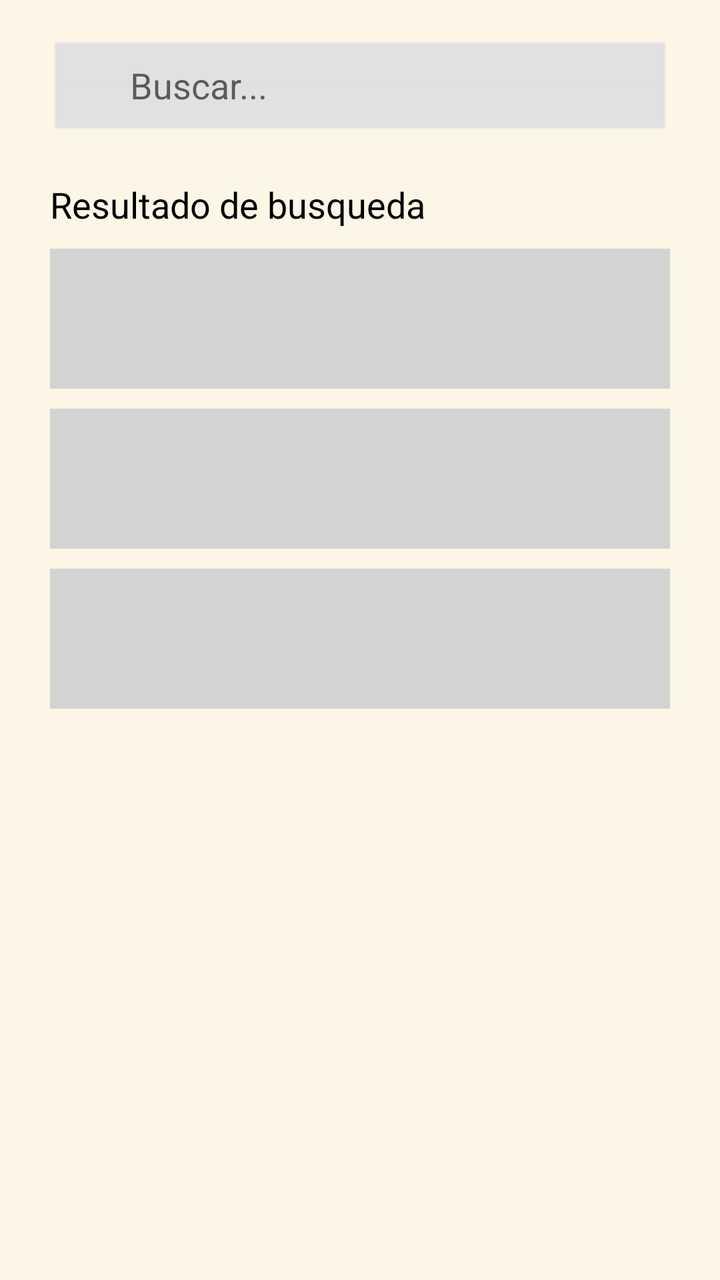
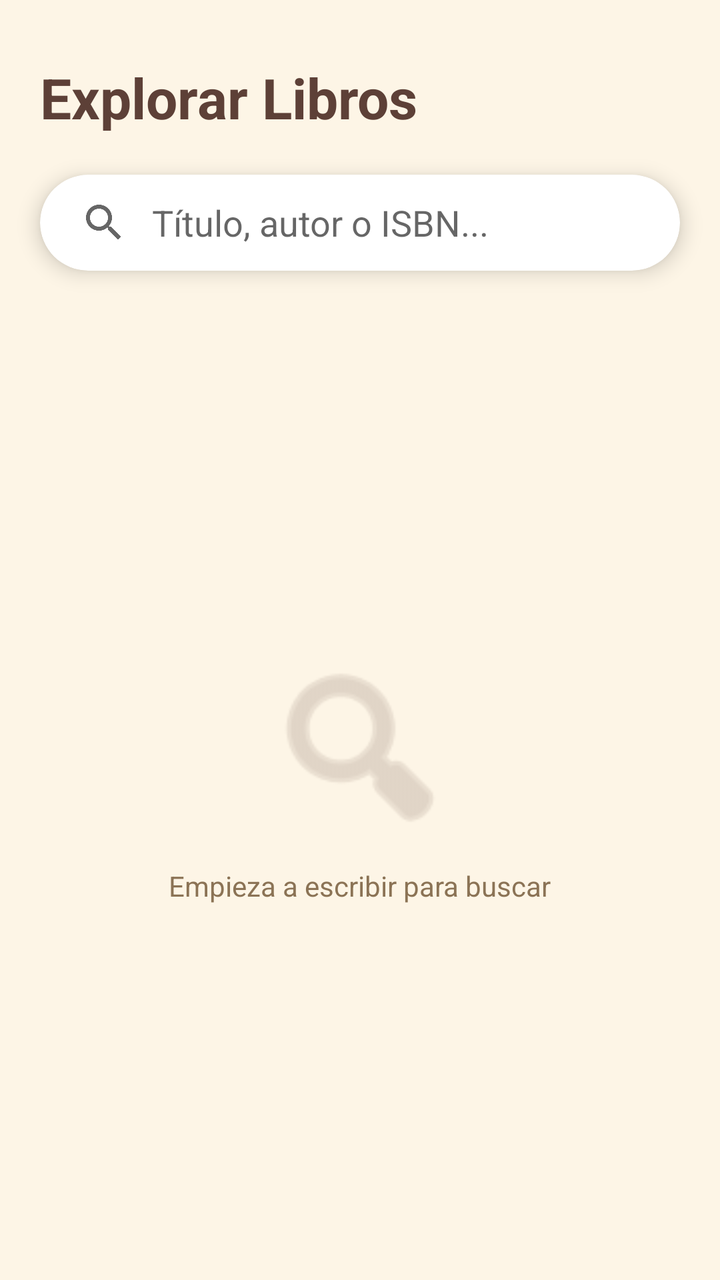

Compare the two renders of this Android layout. The source of the first and the diff that turns it into the second are given below.
<!-- AndroidManifest.xml: application theme Theme.TFG_2025 -->
<!-- res/layout/fragment_busqueda.xml -->
<?xml version="1.0" encoding="utf-8"?>
<androidx.constraintlayout.widget.ConstraintLayout
    xmlns:android="http://schemas.android.com/apk/res/android"
    xmlns:app="http://schemas.android.com/apk/res-auto"
    android:layout_width="match_parent"
    android:layout_height="match_parent"
    android:background="#FDF5E6">

    <EditText
        android:id="@+id/et_buscar"
        android:layout_width="match_parent"
        android:layout_height="50dp"
        android:layout_marginHorizontal="25dp"
        android:layout_marginTop="20dp"
        android:background="@android:drawable/edit_text"
        android:backgroundTint="#E0E0E0"
        android:hint="Buscar..."
        android:paddingStart="40dp"
        app:layout_constraintTop_toTopOf="parent" />

    <TextView
        android:id="@+id/tv_res_titulo"
        android:layout_width="wrap_content"
        android:layout_height="wrap_content"
        android:layout_marginStart="25dp"
        android:layout_marginTop="20dp"
        android:text="Resultado de busqueda"
        android:textSize="18sp"
        android:textColor="#000000"
        app:layout_constraintStart_toStartOf="parent"
        app:layout_constraintTop_toBottomOf="@id/et_buscar" />

    <LinearLayout
        android:layout_width="match_parent"
        android:layout_height="wrap_content"
        android:layout_marginTop="10dp"
        android:layout_marginHorizontal="25dp"
        android:orientation="vertical"
        app:layout_constraintTop_toBottomOf="@id/tv_res_titulo">

        <View android:layout_width="match_parent" android:layout_height="70dp" android:background="#D3D3D3" android:layout_marginBottom="10dp"/>
        <View android:layout_width="match_parent" android:layout_height="70dp" android:background="#D3D3D3" android:layout_marginBottom="10dp"/>
        <View android:layout_width="match_parent" android:layout_height="70dp" android:background="#D3D3D3"/>
    </LinearLayout>

</androidx.constraintlayout.widget.ConstraintLayout>
<!-- resources referenced by this layout -->
<resources>
  <style name="Theme.TFG_2025" parent="Theme.MaterialComponents.Light.NoActionBar">
          <item name="colorPrimary">@color/boton_primario</item>
          <item name="android:windowBackground">@color/fondo_crema</item>
          <item name="android:statusBarColor">@color/fondo_crema</item>
          <item name="android:windowLightStatusBar">true</item>
      </style>
  <color name="boton_primario">#8D6E63</color>
  <color name="fondo_crema">#F5F5DC</color>
</resources>

<!-- the commit's change to res/layout/fragment_busqueda.xml (unified diff, before → after) -->
@@ -4,43 +4,75 @@
     xmlns:app="http://schemas.android.com/apk/res-auto"
     android:layout_width="match_parent"
     android:layout_height="match_parent"
-    android:background="#FDF5E6">
+    android:background="#FDF5E6"> <TextView
+    android:id="@+id/tv_titulo_explorar"
+    android:layout_width="wrap_content"
+    android:layout_height="wrap_content"
+    android:layout_marginStart="20dp"
+    android:layout_marginTop="30dp"
+    android:text="Explorar Libros"
+    android:textColor="#5D4037"
+    android:textSize="28sp"
+    android:textStyle="bold"
+    app:layout_constraintStart_toStartOf="parent"
+    app:layout_constraintTop_toTopOf="parent" />
 
-    <EditText
-        android:id="@+id/et_buscar"
-        android:layout_width="match_parent"
-        android:layout_height="50dp"
-        android:layout_marginHorizontal="25dp"
+    <androidx.cardview.widget.CardView
+        android:id="@+id/card_search"
+        android:layout_width="0dp"
+        android:layout_height="wrap_content"
+        android:layout_marginHorizontal="20dp"
         android:layout_marginTop="20dp"
-        android:background="@android:drawable/edit_text"
-        android:backgroundTint="#E0E0E0"
-        android:hint="Buscar..."
-        android:paddingStart="40dp"
-        app:layout_constraintTop_toTopOf="parent" />
+        app:cardCornerRadius="25dp"
+        app:cardElevation="6dp"
+        app:layout_constraintEnd_toEndOf="parent"
+        app:layout_constraintStart_toStartOf="parent"
+        app:layout_constraintTop_toBottomOf="@id/tv_titulo_explorar">
 
-    <TextView
-        android:id="@+id/tv_res_titulo"
+        <androidx.appcompat.widget.SearchView
+            android:id="@+id/search_view"
+            android:layout_width="match_parent"
+            android:layout_height="wrap_content"
+            app:iconifiedByDefault="false"
+            app:queryBackground="@android:color/transparent"
+            app:queryHint="Título, autor o ISBN..." />
+    </androidx.cardview.widget.CardView>
+
+    <LinearLayout
+        android:id="@+id/layout_espera"
         android:layout_width="wrap_content"
         android:layout_height="wrap_content"
-        android:layout_marginStart="25dp"
-        android:layout_marginTop="20dp"
-        android:text="Resultado de busqueda"
-        android:textSize="18sp"
-        android:textColor="#000000"
+        android:gravity="center"
+        android:orientation="vertical"
+        app:layout_constraintBottom_toBottomOf="parent"
+        app:layout_constraintEnd_toEndOf="parent"
         app:layout_constraintStart_toStartOf="parent"
-        app:layout_constraintTop_toBottomOf="@id/et_buscar" />
+        app:layout_constraintTop_toBottomOf="@id/card_search">
 
-    <LinearLayout
-        android:layout_width="match_parent"
-        android:layout_height="wrap_content"
-        android:layout_marginTop="10dp"
-        android:layout_marginHorizontal="25dp"
-        android:orientation="vertical"
-        app:layout_constraintTop_toBottomOf="@id/tv_res_titulo">
+        <ImageView
+            android:layout_width="100dp"
+            android:layout_height="100dp"
+            android:alpha="0.3"
+            android:src="@android:drawable/ic_menu_search"
+            app:tint="#5D4037" />
 
-        <View android:layout_width="match_parent" android:layout_height="70dp" android:background="#D3D3D3" android:layout_marginBottom="10dp"/>
-        <View android:layout_width="match_parent" android:layout_height="70dp" android:background="#D3D3D3" android:layout_marginBottom="10dp"/>
-        <View android:layout_width="match_parent" android:layout_height="70dp" android:background="#D3D3D3"/>
+        <TextView
+            android:layout_width="wrap_content"
+            android:layout_height="wrap_content"
+            android:layout_marginTop="10dp"
+            android:text="Empieza a escribir para buscar"
+            android:textColor="#8B7355"
+            android:textSize="14sp" />
     </LinearLayout>
 
+    <androidx.recyclerview.widget.RecyclerView
+        android:id="@+id/rv_resultados"
+        android:layout_width="match_parent"
+        android:layout_height="0dp"
+        android:layout_marginTop="15dp"
+        android:paddingHorizontal="10dp"
+        android:visibility="gone"
+        app:layout_constraintBottom_toBottomOf="parent"
+        app:layout_constraintTop_toBottomOf="@id/card_search" />
+
 </androidx.constraintlayout.widget.ConstraintLayout>
